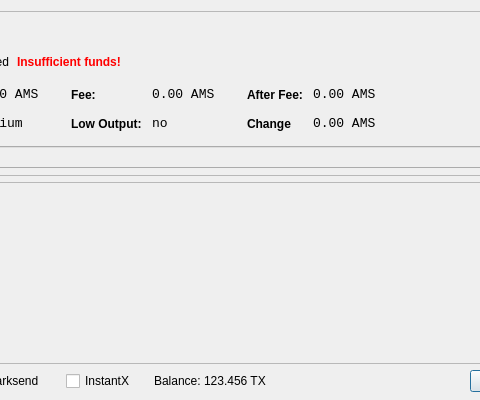
Old version of the form src/qt/forms/sendcoinsdialog.ui in the repository CoinBuild/AmsterdamCoin; both pictures show x 219 to 699 and y 0 to 400 of the 850 by 400 pixel window.
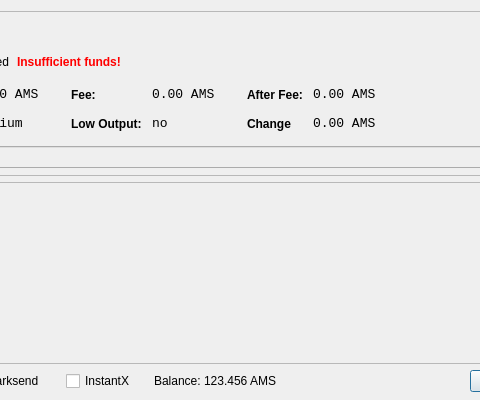
New version of the form. Icons and pictures are not drawn.

The edit to the form file:
```diff
--- a/src/qt/forms/sendcoinsdialog.ui
+++ b/src/qt/forms/sendcoinsdialog.ui
@@ -756,7 +756,7 @@
           <cursorShape>IBeamCursor</cursorShape>
          </property>
          <property name="text">
-          <string>123.456 TX</string>
+          <string>123.456 AMS</string>
          </property>
          <property name="textInteractionFlags">
           <set>Qt::LinksAccessibleByMouse|Qt::TextSelectableByKeyboard|Qt::TextSelectableByMouse</set>
```
